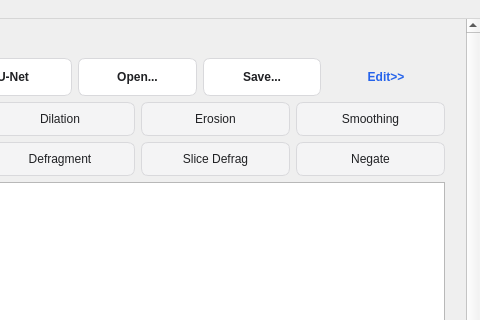
Qt form reconstruction/reconstruction_window.ui (frankyeh/DSI-Studio) before a commit; both pictures show x 368 to 848 and y 0 to 320 of the 848 by 706 pixel window.
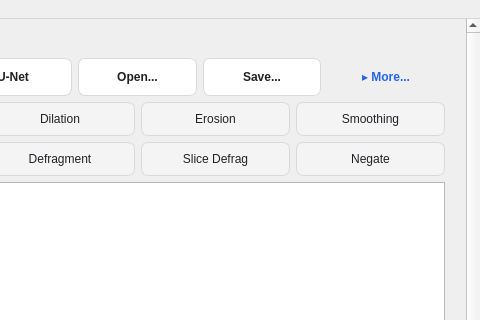
The same form after that commit. Icons and pictures are not drawn.

Commit message: Match main-window More toggle in reconstruction Mask card

What changed in the file:
```diff
--- a/reconstruction/reconstruction_window.ui
+++ b/reconstruction/reconstruction_window.ui
@@ -48,7 +48,7 @@
 QWidget#mask_edit QPushButton, QFrame#image_group QPushButton, QFrame#signal_group QPushButton, QFrame#correction_group QPushButton, QFrame#btable_orient_group QPushButton { background-color: #f4f4f5; min-height: 22px; }
 QWidget#mask_edit QPushButton:hover, QFrame#image_group QPushButton:hover, QFrame#signal_group QPushButton:hover, QFrame#correction_group QPushButton:hover, QFrame#btable_orient_group QPushButton:hover { background-color: #e9e9eb; border-color: #c8c8cc; }
 QStackedWidget#pages QPushButton#from_template, QStackedWidget#pages QPushButton#from_unet, QStackedWidget#pages QPushButton#load_mask, QStackedWidget#pages QPushButton#save_mask { font-weight: bold; }
-QStackedWidget#pages QPushButton#edit_mask, QStackedWidget#pages QPushButton#more_outputs { color: #2563eb; background-color: transparent; border: 0px; min-height: 0px; padding: 2px 4px; font-weight: bold; }
+QStackedWidget#pages QPushButton#edit_mask, QStackedWidget#pages QPushButton#more_outputs { color: #2563eb; background-color: transparent; border: 0px; min-height: 0px; padding: 2px 0px; font-weight: bold; }
 QStackedWidget#pages QPushButton#edit_mask:hover, QStackedWidget#pages QPushButton#more_outputs:hover { color: #1e40af; }
 QFrame#run_bar QPushButton#doDTI { color: #ffffff; background-color: #10b981; border: 1px solid #10b981; border-radius: 9px; padding: 8px 18px; min-height: 30px; font-weight: bold; }
 QFrame#run_bar QPushButton#doDTI:hover { background-color: #059669; border-color: #059669; }
@@ -350,18 +350,14 @@
                    </item>
                    <item>
                     <widget class="QPushButton" name="edit_mask">
+                     <property name="checkable">
+                      <bool>true</bool>
+                     </property>
+                     <property name="flat">
+                      <bool>true</bool>
+                     </property>
                      <property name="text">
-                      <string>Edit&gt;&gt;</string>
-                     </property>
-                     <property name="icon">
-                      <iconset resource="../icons.qrc">
-                       <normaloff>:/icons/icons/mask_edit.svg</normaloff>:/icons/icons/mask_edit.svg</iconset>
-                     </property>
-                     <property name="iconSize">
-                      <size>
-                       <width>16</width>
-                       <height>16</height>
-                      </size>
+                      <string>▸ More...</string>
                      </property>
                     </widget>
                    </item>
```
